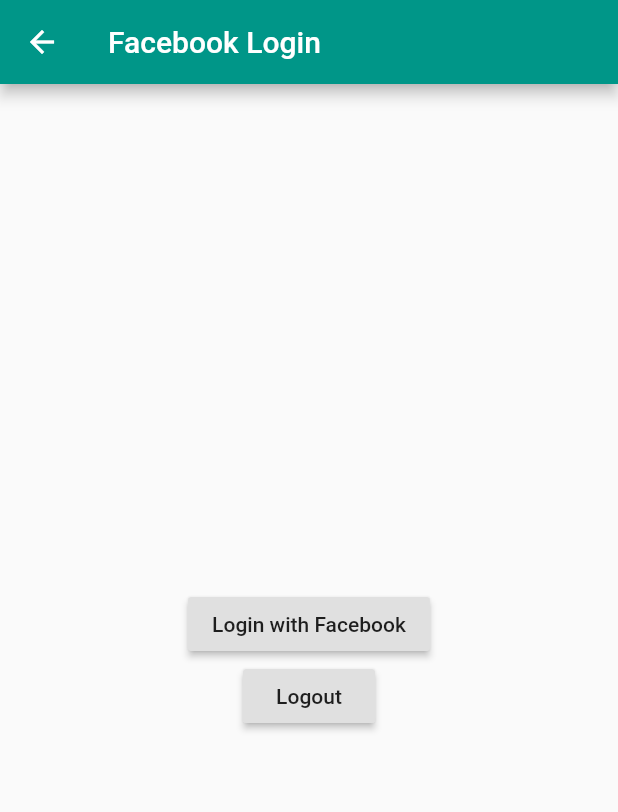
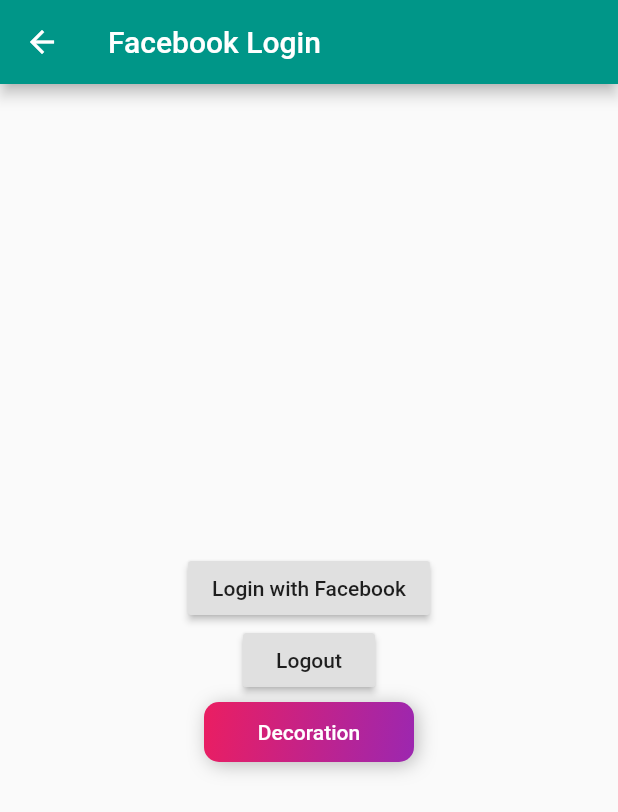
Before and after one commit to roshan1960701/Firebase, a Flutter app: the screen it shows after launch, after a tap on "Facebook", on a phone screen of 412 x 824 dp. Shown: the top 812 px of the screen. Run offline on Flutter 3.47's test engine with Material 2 defaults, Android fonts, the phone set to English and light mode, and no system bars; our stand-ins replace firebase_auth, fluttertoast; missing offline and left inert: flutter_facebook_login; accounts and stored records are empty.

Commit message:
Gradient Button

```diff
--- a/lib/fblogin.dart
+++ b/lib/fblogin.dart
@@ -72,6 +72,38 @@ class _fbloginState extends State<fblogin> {
                 child: new Text('Logout'),
               ),
             ),
+            Center(
+              child: MaterialButton(
+                  elevation: 10.0,
+                  child: Container(
+                    width: 140.0,
+                    height: 40.0,
+                    decoration: BoxDecoration(
+                        shape: BoxShape.rectangle,
+                        borderRadius: BorderRadius.all(Radius.circular(10.0)),
+                        boxShadow: [
+                          BoxShadow(
+                            color: Colors.black26,
+                            blurRadius: 10.0,
+                            spreadRadius: 0.0,
+                            offset: Offset(
+                                2.0, 2.0), // shadow direction: bottom right
+                          )
+                        ],
+                        gradient: LinearGradient(
+                          begin: Alignment.centerLeft,
+                          end: Alignment.bottomRight,
+                          colors: [Colors.pink, Colors.purple],
+                        )),
+                    child: Center(
+                      child: Text(
+                        "Decoration",
+                        style: TextStyle(color: Colors.white),
+                      ),
+                    ),
+                  ),
+                  onPressed: null),
+            )
           ],
         ),
       ),
--- a/lib/main.dart
+++ b/lib/main.dart
@@ -67,6 +67,7 @@ class _homePageState extends State<homePage> {
   @override
   Widget build(BuildContext context) {
     return Scaffold(
+        resizeToAvoidBottomPadding: false,
         appBar: AppBar(
           backgroundColor: Colors.teal[300],
         ),
```
